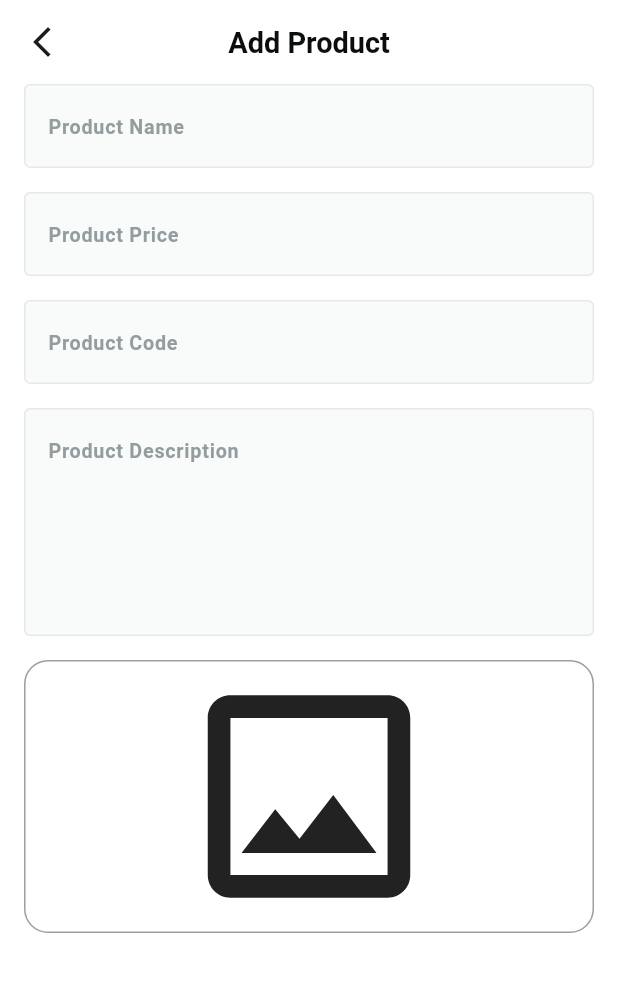
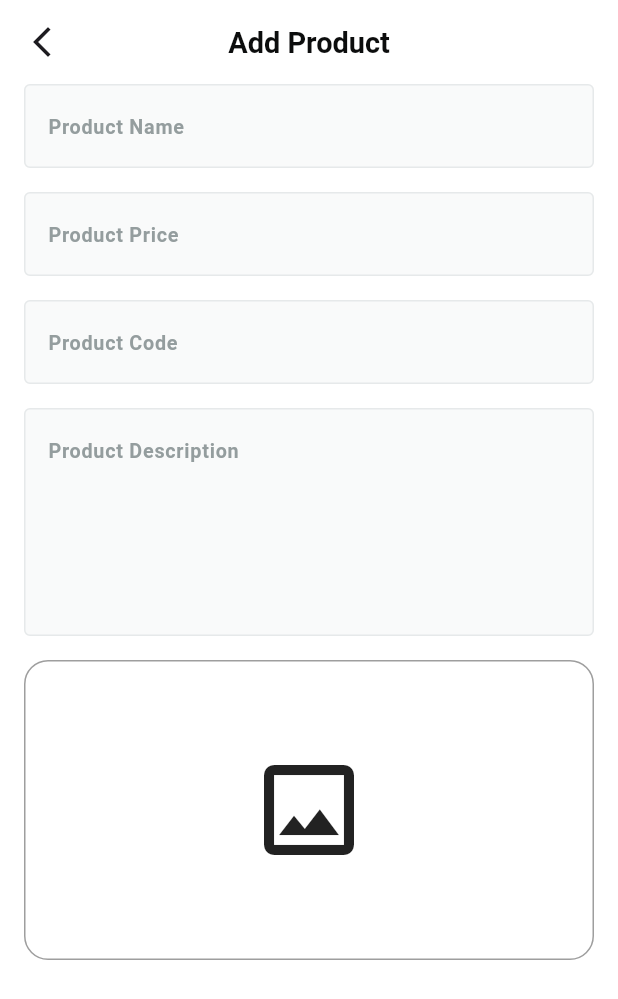
Before and after one commit to PhilopaterNabil/Fruits_Hub_Dashboard-App, a Flutter app: the AddProductView screen opened by its route, after a tap on the "image" icon, on a phone screen of 412 x 824 dp. Shown: the top 999 px of the screen. Run offline on Flutter 3.47's test engine with Material 3 defaults, Android fonts, the phone set to English and light mode, and no system bars; drawn by our look-alikes of skeletonizer; our stand-ins replace firebase_core, flutter_screenutil, flutter_svg, go_router, image_picker; accounts and stored records are empty; Roboto replaces fonts that are missing (Cairo).

Commit message:
Refactor AddProductViewBody and ImageField components; implement image selection handling and update UI to display selected image

```diff
--- a/lib/features/add_product/presentation/views/widgets/add_product_view_body.dart
+++ b/lib/features/add_product/presentation/views/widgets/add_product_view_body.dart
@@ -21,7 +21,7 @@ class _AddProductViewBodyState extends State<AddProductViewBody> {
         child: Form(
           key: _formKey,
           autovalidateMode: autovalidateMode,
-          child: const Column(
+          child: Column(
             children: [
               CustomTextField(
                 hintText: 'Product Name',
@@ -45,7 +45,15 @@ class _AddProductViewBodyState extends State<AddProductViewBody> {
               ),
               SizedBox(height: 16),
               ImageField(
-
+                onFileChanged: (image) {
+                  // Handle the image file change
+                  if (image != null) {
+                    // Do something with the selected image
+                    print('Selected image: ${image.path}');
+                  } else {
+                    print('No image selected');
+                  }
+                },
               )
             ],
           ),
--- a/lib/features/add_product/presentation/views/widgets/image_field.dart
+++ b/lib/features/add_product/presentation/views/widgets/image_field.dart
@@ -1,9 +1,14 @@
+import 'dart:io';
+
 import 'package:flutter/material.dart';
+import 'package:fruits_hub_dashboard/core/utils/app_colors.dart';
 import 'package:image_picker/image_picker.dart';
 import 'package:skeletonizer/skeletonizer.dart';
 
 class ImageField extends StatefulWidget {
-  const ImageField({super.key});
+  const ImageField({super.key, required this.onFileChanged});
+
+  final ValueChanged<File?> onFileChanged;
 
   @override
   State<ImageField> createState() => _ImageFieldState();
@@ -11,6 +16,7 @@ class ImageField extends StatefulWidget {
 
 class _ImageFieldState extends State<ImageField> {
   bool isLoading = false;
+  File? selectedImage;
 
   @override
   Widget build(BuildContext context) {
@@ -22,8 +28,7 @@ class _ImageFieldState extends State<ImageField> {
             isLoading = true;
           });
           try {
-            final ImagePicker picker = ImagePicker();
-            final XFile? image = await picker.pickImage(source: ImageSource.gallery);
+            await pickImage();
           } catch (e) {
             print(e);
           }
@@ -32,18 +37,55 @@ class _ImageFieldState extends State<ImageField> {
             isLoading = false;
           });
         },
-        child: Container(
+        child: Stack(
+          children: [
+            Container(
               width: double.infinity,
+              height: selectedImage != null ? null : 200,
               decoration: BoxDecoration(
                 border: Border.all(color: Colors.grey),
                 borderRadius: BorderRadius.circular(16),
               ),
-          child: Icon(
+              child: selectedImage != null
+                  ? ClipRRect(
+                      borderRadius: BorderRadius.circular(16),
+                      child: Image.file(selectedImage!),
+                    )
+                  : Icon(
                       Icons.image_outlined,
-            size: 180,
+                      size: 80,
                     ),
+            ),
+            Visibility(
+              visible: selectedImage != null,
+              child: IconButton(
+                onPressed: () {
+                  setState(() {
+                    selectedImage = null;
+                    widget.onFileChanged(selectedImage);
+                  });
+                },
+                icon: const Icon(
+                  Icons.close_outlined,
+                  color: AppColors.mistGreyColor,
+                  size: 30,
+                ),
+              ),
+            ),
+          ],
         ),
       ),
     );
   }
+
+  Future<void> pickImage() async {
+    final ImagePicker picker = ImagePicker();
+
+    final XFile? image = await picker.pickImage(source: ImageSource.gallery);
+
+    image != null ? selectedImage = File(image.path) : null;
+    if (selectedImage != null) {
+      widget.onFileChanged(selectedImage!);
     }
+  }
+}
```
Lines whose indentation alone changed are shown as unchanged.
